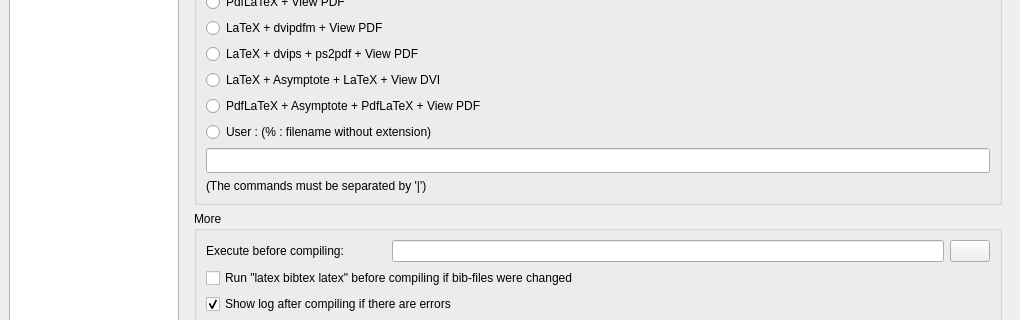
First picture: the form in configdialog.ui, repository svn2github/texstudio-trunk, before the edit; both pictures show x 0 to 1020 and y 107 to 427 of the 1020 by 674 pixel window.
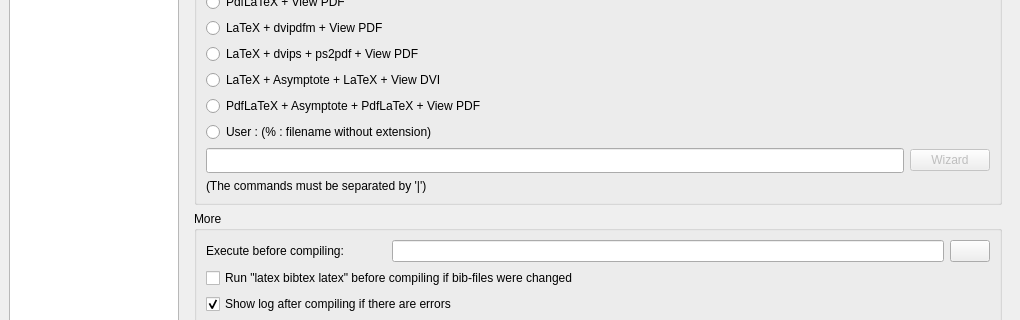
Second picture: the form after the edit. The open tabs and pages were chosen to show the change. Icons and pictures are not drawn.

Commit message: quick build wizard like in tm 2

Diff of the .ui file:
```diff
--- a/configdialog.ui
+++ b/configdialog.ui
@@ -662,10 +662,7 @@
            <number>6</number>
           </property>
           <item row="0" column="0">
-           <layout class="QVBoxLayout">
-            <property name="spacing">
-             <number>6</number>
-            </property>
+           <layout class="QGridLayout" name="gridLayout_2">
             <property name="margin">
              <number>0</number>
             </property>
@@ -725,7 +722,7 @@
               </property>
              </widget>
             </item>
-            <item>
+            <item row="8" column="0">
              <widget class="QLineEdit" name="lineEditUserquick">
               <property name="font">
                <font>
@@ -742,6 +739,16 @@
               </property>
              </widget>
             </item>
+            <item row="8" column="1">
+             <widget class="QPushButton" name="pushButtonQuickBuildWizard">
+              <property name="enabled">
+               <bool>false</bool>
+              </property>
+              <property name="text">
+               <string>Wizard</string>
+              </property>
+             </widget>
+            </item>
            </layout>
           </item>
          </layout>
```
Left out of the diff: 84 changed lines with no effect on the pictures. The commit also changes 11 other files.
